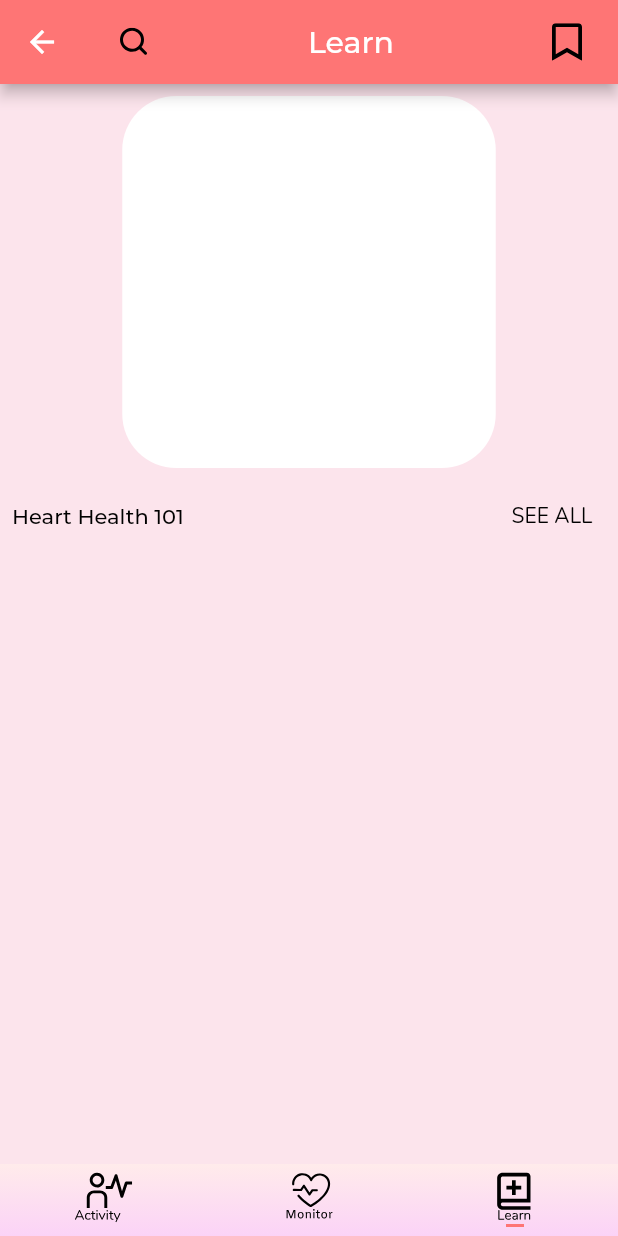
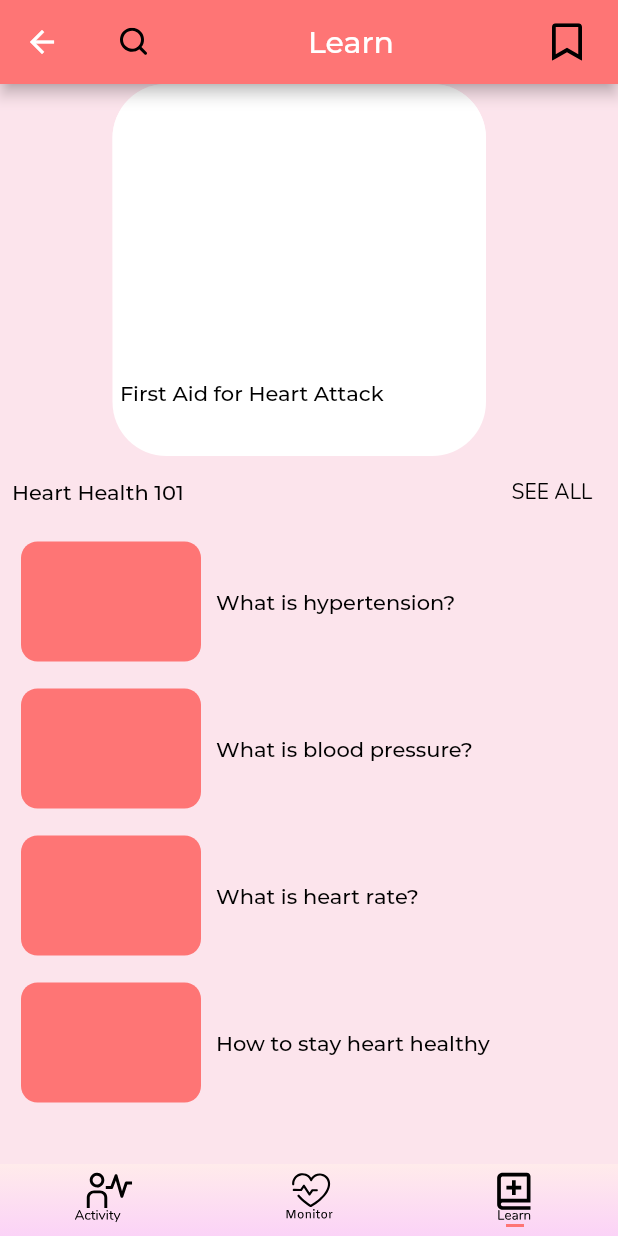
Before and after one commit to normalsteve28/flutter_research_bp_app, a Flutter app: the Home screen opened by its route, item 3 of the bottom bar chosen, on a phone screen of 412 x 824 dp. Run offline on Flutter 3.47's test engine with Material 2 defaults, Android fonts, the light colour scheme and no system bars; our stand-ins replace flutter_svg.

Commit message:
Activity history cards can be added/removed, made article list (no articles yet, only cards), turned scroll physics into BouncingScrollPhysics

```diff
--- a/lib/tabs/activity_assets/goodmorning_jd.dart
+++ b/lib/tabs/activity_assets/goodmorning_jd.dart
@@ -26,6 +26,7 @@ class GoodMorning extends StatelessWidget {
             child: SingleChildScrollView(
               // The Expanded and ScrollView allow text to scroll if it's too big
               scrollDirection: Axis.horizontal,
+              physics: BouncingScrollPhysics(),
               primary: true,
               child: Text("$username",
                   maxLines: 1,
--- a/lib/tabs/learn.dart
+++ b/lib/tabs/learn.dart
@@ -3,6 +3,7 @@ import 'package:flutter_svg/svg.dart';
 
 import '../assets.dart'; // Contains svg icons
 import '../see_all_buttons.dart';
+import 'learn_assets/articlelist.dart';
 
 class Learn extends StatelessWidget {
   @override
@@ -49,19 +50,77 @@ class AppBarwithIcon extends StatelessWidget {
   }
 }
 
-class LearnPage extends StatelessWidget {
+class LearnPage extends StatefulWidget {
+  @override
+  _LearnPageState createState() => _LearnPageState();
+}
+
+class _LearnPageState extends State<LearnPage> {
   @override
   Widget build(BuildContext context) {
     return Center(
       child: Column(
         children: [
           Container(
-            margin: EdgeInsets.all(8),
-            width: 249,
+            //This container is the "First Aid for Heart Attack"
+            width: 262,
             height: 248,
-            decoration: BoxDecoration(
-              borderRadius: BorderRadius.circular(36),
-              color: Colors.white,
+            child: Stack(
+              alignment: Alignment.center,
+              children: [
+                Positioned.fill(
+                  child: Align(
+                    alignment: Alignment.topLeft,
+                    child: Container(
+                      width: 249,
+                      height: 248,
+                      decoration: BoxDecoration(
+                        borderRadius: BorderRadius.circular(36),
+                        color: Colors.white,
+                      ),
+                      padding: const EdgeInsets.only(
+                        bottom: 59,
+                      ),
+                      child: Row(
+                        mainAxisSize: MainAxisSize.min,
+                        mainAxisAlignment: MainAxisAlignment.center,
+                        crossAxisAlignment: CrossAxisAlignment.start,
+                        children: [
+                          Container(
+                            width: 249,
+                            height: 189,
+                            decoration: BoxDecoration(
+                              borderRadius: BorderRadius.circular(36),
+                              gradient: LinearGradient(
+                                begin: Alignment.topCenter,
+                                end: Alignment.bottomCenter,
+                                colors: [Colors.white, Color(0x00ffffff)],
+                              ),
+                            ),
+                          ),
+                        ],
+                      ),
+                    ),
+                  ),
+                ),
+                Positioned(
+                  left: 5,
+                  top: 197,
+                  child: SizedBox(
+                    width: 256,
+                    height: 33,
+                    child: Text(
+                      "First Aid for Heart Attack",
+                      style: TextStyle(
+                        color: Colors.black,
+                        fontSize: 14,
+                        fontFamily: "Montserrat",
+                        fontWeight: FontWeight.w600,
+                      ),
+                    ),
+                  ),
+                ),
+              ],
             ),
           ),
           Row(
@@ -81,7 +140,8 @@ class LearnPage extends StatelessWidget {
               ),
               SeeAllButton(null)
             ],
-          )
+          ),
+          ArticleList()
         ],
       ),
     );
--- /dev/null
+++ b/lib/tabs/learn_assets/articlelist.dart
@@ -0,0 +1,63 @@
+import 'package:flutter/material.dart';
+
+class ArticleList extends StatelessWidget {
+  final List<Widget> articleList = [
+    ArticleCard("What is hypertension?"),
+    ArticleCard("What is blood pressure?"),
+    ArticleCard("What is heart rate?"),
+    ArticleCard("How to stay heart healthy")
+  ];
+
+  @override
+  Widget build(BuildContext context) {
+    return Container(
+        child: Expanded(
+      child: ListView.builder(
+        physics: BouncingScrollPhysics(),
+        itemCount: articleList.length,
+        itemBuilder: (context, index) {
+          return articleList[index];
+        },
+      ),
+    ));
+  }
+}
+
+class ArticleCard extends StatelessWidget {
+  final String title;
+
+  ArticleCard(this.title);
+
+  @override
+  Widget build(BuildContext context) {
+    return Card(
+        shadowColor: Colors.transparent,
+        color: Colors.transparent,
+        child: Row(
+          children: [
+            Container(
+              margin: EdgeInsets.only(top: 5, bottom: 5, left: 10, right: 10),
+              width: 120,
+              height: 80,
+              decoration: BoxDecoration(
+                borderRadius: BorderRadius.circular(11),
+                color: Color(0xfffe7575),
+              ),
+            ),
+            Column(
+              children: [
+                Text(
+                  title,
+                  style: TextStyle(
+                    color: Colors.black,
+                    fontSize: 14,
+                    fontFamily: "Montserrat",
+                    fontWeight: FontWeight.w600,
+                  ),
+                )
+              ],
+            )
+          ],
+        ));
+  }
+}
--- a/lib/tabs/monitor.dart
+++ b/lib/tabs/monitor.dart
@@ -42,6 +42,7 @@ class Monitor extends StatelessWidget {
                 child: SingleChildScrollView(
                   // This is so that text will scroll if it is bigger than the box
                   scrollDirection: Axis.horizontal,
+                  physics: BouncingScrollPhysics(),
                   primary: true,
                   child: Text(
                     "Good Morning, $username",
```
Also changed, not shown: lib/tabs/activity.dart (+8 -3 lines), lib/tabs/activity_assets/history_boxes.dart (+32 -42 lines).
